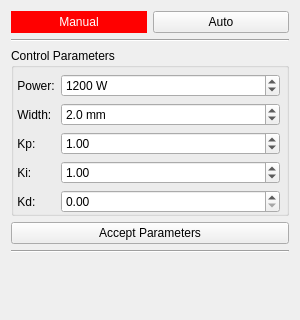
The window that mashes_control/resources/control.ui (jraraujo-aimen/mashes) describes before a commit, drawn with Qt 5; both pictures show x 0 to 300 and y 0 to 320 of the 300 by 500 pixel window.
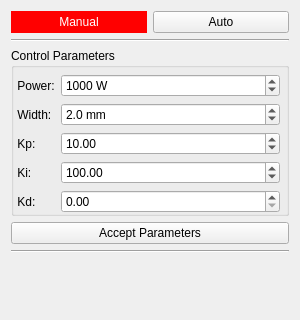
The same window after the commit.

Commit message: Added PI implementation for control.

The edit to the form file:
```diff
--- a/mashes_control/resources/control.ui
+++ b/mashes_control/resources/control.ui
@@ -103,7 +103,7 @@
            <double>10.000000000000000</double>
           </property>
           <property name="value">
-           <double>1200.000000000000000</double>
+           <double>1000.000000000000000</double>
           </property>
          </widget>
         </item>
@@ -139,8 +139,11 @@
         </item>
         <item row="2" column="1">
          <widget class="QDoubleSpinBox" name="sbKp">
+          <property name="maximum">
+           <double>1000.000000000000000</double>
+          </property>
           <property name="value">
-           <double>1.000000000000000</double>
+           <double>10.000000000000000</double>
           </property>
          </widget>
         </item>
@@ -153,8 +156,11 @@
         </item>
         <item row="3" column="1">
          <widget class="QDoubleSpinBox" name="sbKi">
+          <property name="maximum">
+           <double>1000.000000000000000</double>
+          </property>
           <property name="value">
-           <double>1.000000000000000</double>
+           <double>100.000000000000000</double>
           </property>
          </widget>
         </item>
```
Left out of the diff: 6 changed lines with no effect on the pictures. The commit also changes 14 other files.
